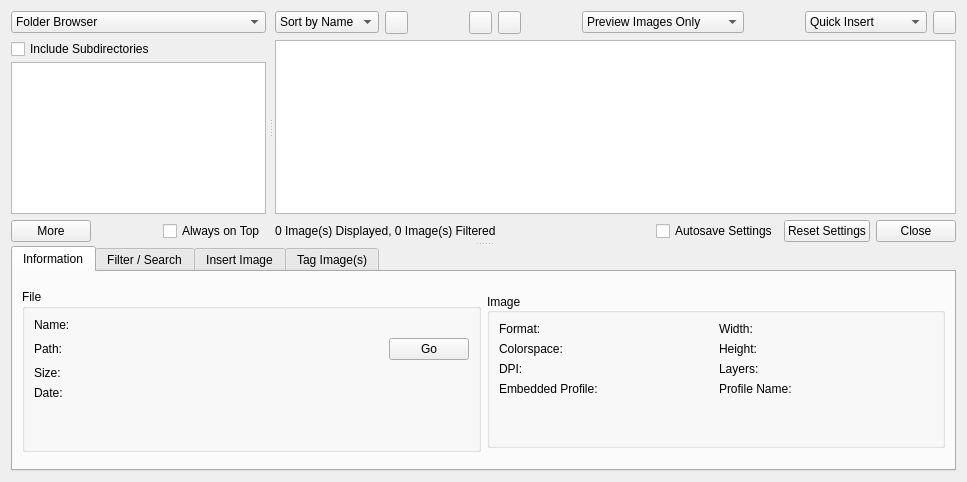
The window that scribus/plugins/picbrowser/picturebrowser.ui (scribusproject/scribus) describes before a commit, drawn with Qt 5.
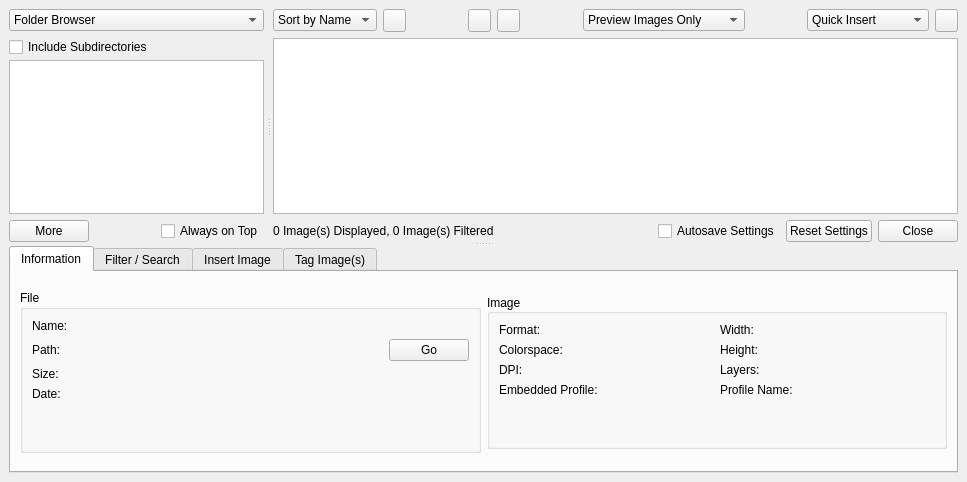
The same window after the commit. Custom widgets are drawn as their Qt base class.

Commit message: #16415: Fix default dialog margins <bubu>

The edit to the form file:
```diff
--- a/scribus/plugins/picbrowser/picturebrowser.ui
+++ b/scribus/plugins/picbrowser/picturebrowser.ui
@@ -14,6 +14,18 @@
    <string>Picture Browser</string>
   </property>
   <layout class="QGridLayout">
+   <property name="leftMargin">
+    <number>9</number>
+   </property>
+   <property name="topMargin">
+    <number>9</number>
+   </property>
+   <property name="rightMargin">
+    <number>9</number>
+   </property>
+   <property name="bottomMargin">
+    <number>9</number>
+   </property>
    <item row="0" column="0">
     <widget class="QSplitter" name="splitter_2">
      <property name="orientation">
```
The commit also changes 8 other files.
